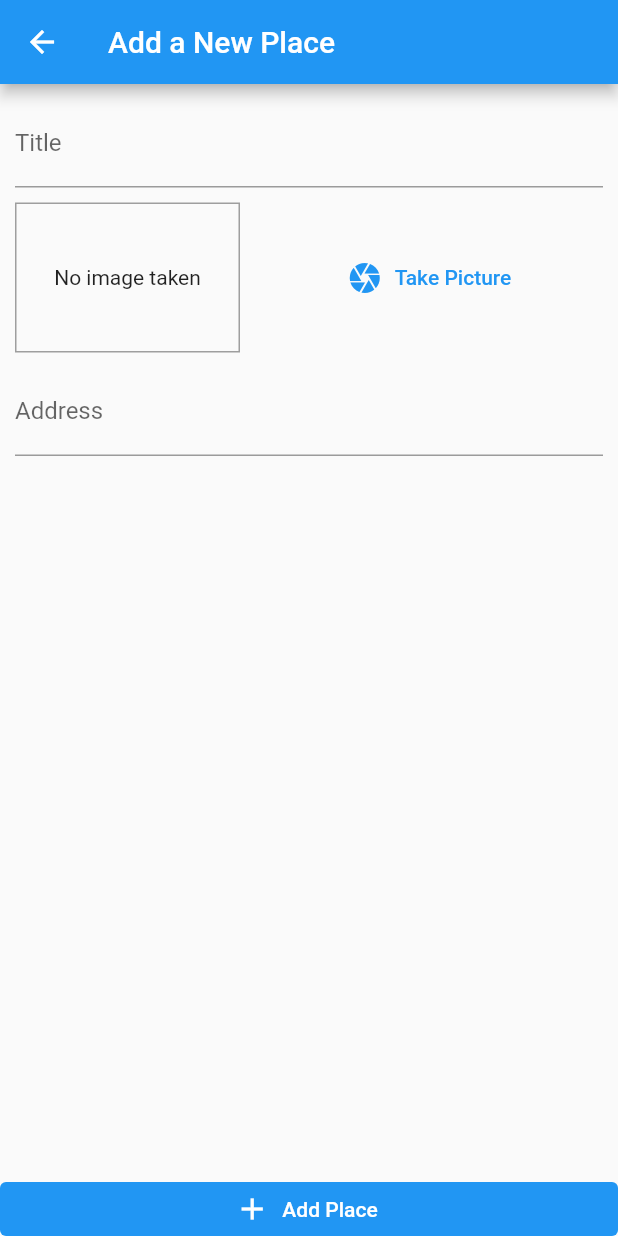
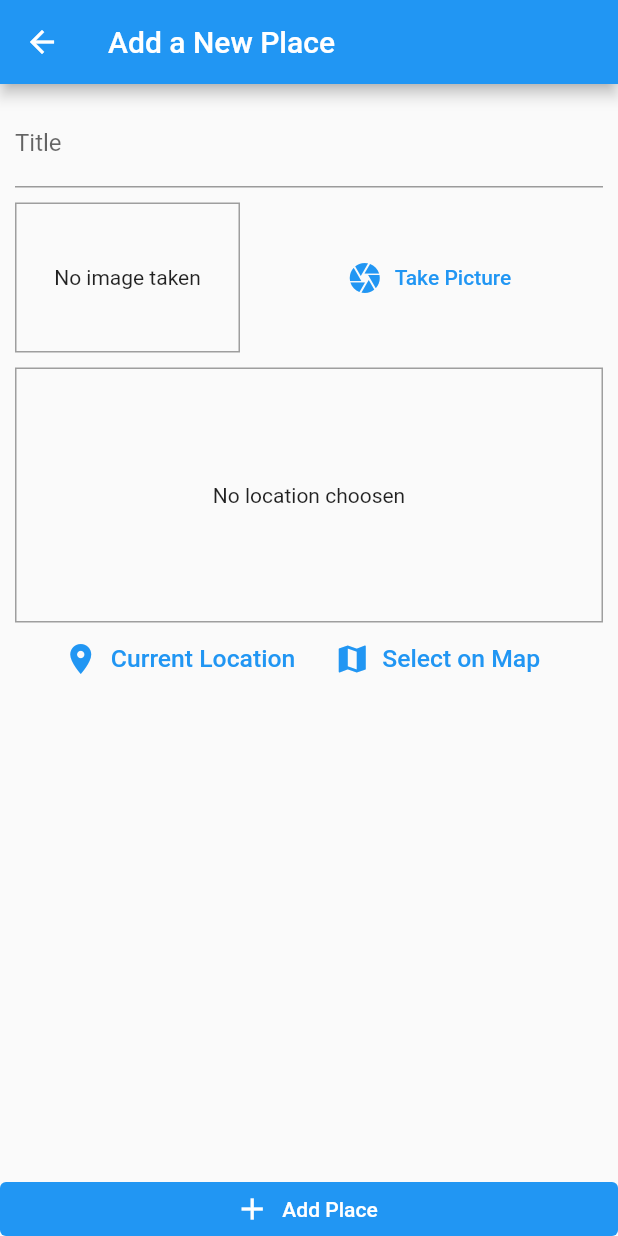
Before and after one commit to felixdusengimana/yourplace, a Flutter app: the AddPlaceScreen screen opened by its route, on a phone screen of 412 x 824 dp. Run offline on Flutter 3.47's test engine with Material 2 defaults, Android fonts, the phone set to English and light mode, and no system bars; our stand-ins replace image_picker, location, sqflite; accounts and stored records are empty.

Commit message:
feat: enable android map

```diff
--- /dev/null
+++ b/lib/helpers/location_helpers.dart
@@ -0,0 +1,10 @@
+const GOOGLE_API_KEY = 'AIzaSyBg9yn5JtQgKRFbg6FCTy4ewbF24kRuAYI';
+
+class LocationHelper {
+  static String generateLocationPreviewImage({
+    double? latitude,
+    double? longitude,
+  }) {
+    return 'https://maps.googleapis.com/maps/api/staticmap?center=&$latitude,$longitude&zoom=16&size=600x300&maptype=roadmap&markers=color:red%7Clabel:A%7C$latitude,$longitude&key=$GOOGLE_API_KEY';
+  }
+}
--- a/lib/screens/add_place_screen.dart
+++ b/lib/screens/add_place_screen.dart
@@ -1,6 +1,7 @@
 import 'dart:io';
 import 'package:flutter/material.dart';
 import 'package:provider/provider.dart';
+import 'package:yourplace/widgets/location_input.dart';
 import '../providers/great_place_provider.dart';
 import '../widgets/image_input.dart';
 
@@ -15,15 +16,13 @@ class AddPlaceScreen extends StatefulWidget {
 class _AddPlaceScreenState extends State<AddPlaceScreen> {
   final _titleController = TextEditingController();
   File? _pickedImage;
-  final _addressController = TextEditingController();
-  final _addressFocusNode = FocusNode();
 
   void _selectImage(File pickedImage) {
     _pickedImage = pickedImage;
   }
 
   void _savePlace() {
-    if (_titleController.text.isEmpty || _addressController.text.isEmpty) {
+    if (_titleController.text.isEmpty) {
       return;
     }
     Provider.of<PlaceProvider>(context, listen: false).addPlace(
@@ -36,8 +35,6 @@ class _AddPlaceScreenState extends State<AddPlaceScreen> {
   @override
   void dispose() {
     _titleController.dispose();
-    _addressController.dispose();
-    _addressFocusNode.dispose();
     super.dispose();
   }
 
@@ -68,10 +65,7 @@ class _AddPlaceScreenState extends State<AddPlaceScreen> {
                     const SizedBox(
                       height: 10,
                     ),
-                    TextField(
-                      decoration: const InputDecoration(labelText: "Address"),
-                      controller: _addressController,
-                    ),
+                    LocationInput(),
                   ],
                 ),
               ),
--- a/lib/widgets/location_input.dart
+++ b/lib/widgets/location_input.dart
@@ -1,5 +1,7 @@
 import 'package:flutter/material.dart';
 import 'package:location/location.dart';
+
+import '../helpers/location_helpers.dart';
 
 class LocationInput extends StatefulWidget {
   const LocationInput({Key? key}) : super(key: key);
@@ -10,8 +12,78 @@ class LocationInput extends StatefulWidget {
 
 class _LocationInputState extends State<LocationInput> {
   String? _previewImageUrl;
+
+  Future<void> _getCurrentUserLocation() async {
+    final locData = await Location().getLocation();
+    print(locData.latitude);
+    print(locData.longitude);
+    final staticMapImageUrl = LocationHelper.generateLocationPreviewImage(
+      latitude: locData.latitude!,
+      longitude: locData.longitude!,
+    );
+    setState(() {
+      _previewImageUrl = staticMapImageUrl;
+    });
+  }
+
   @override
   Widget build(BuildContext context) {
-    return Column();
+    double unitHeightValue = MediaQuery.of(context).size.height * 0.01;
+    return Column(
+      children: <Widget>[
+        Container(
+          alignment: Alignment.center,
+          decoration: BoxDecoration(
+            border: Border.all(
+              width: 1,
+              color: Colors.grey,
+            ),
+          ),
+          height: 170,
+          width: double.infinity,
+          child: _previewImageUrl == null
+              ? const Text(
+                  "No location choosen",
+                  textAlign: TextAlign.center,
+                )
+              : Image.network(
+                  _previewImageUrl!,
+                  fit: BoxFit.cover,
+                  width: double.infinity,
+                ),
+        ),
+        Row(
+          mainAxisAlignment: MainAxisAlignment.center,
+          children: <Widget>[
+            TextButton.icon(
+              onPressed: _getCurrentUserLocation,
+              icon: const Icon(Icons.location_on),
+              label: Text(
+                "Current Location",
+                style: TextStyle(
+                  fontSize: 2 * unitHeightValue,
+                ),
+              ),
+            ),
+            const SizedBox(
+              width: 10,
+            ),
+            TextButton.icon(
+              onPressed: () {},
+              icon: const Icon(Icons.map),
+              label: Text(
+                "Select on Map",
+                style: TextStyle(
+                  fontSize: 2 * unitHeightValue,
+                ),
+              ),
+            ),
+            const SizedBox(
+              width: 10,
+            ),
+          ],
+        ),
+      ],
+    );
   }
 }
--- a/pubspec.yaml
+++ b/pubspec.yaml
@@ -41,6 +41,7 @@ dependencies:
   get: ^4.6.5
   sqflite: ^2.0.3+1
   location: ^4.4.0
+  google_maps_flutter: ^2.2.0
 
 dev_dependencies:
   flutter_test:
```
Also changed, not shown: pubspec.lock, 1 other file.
